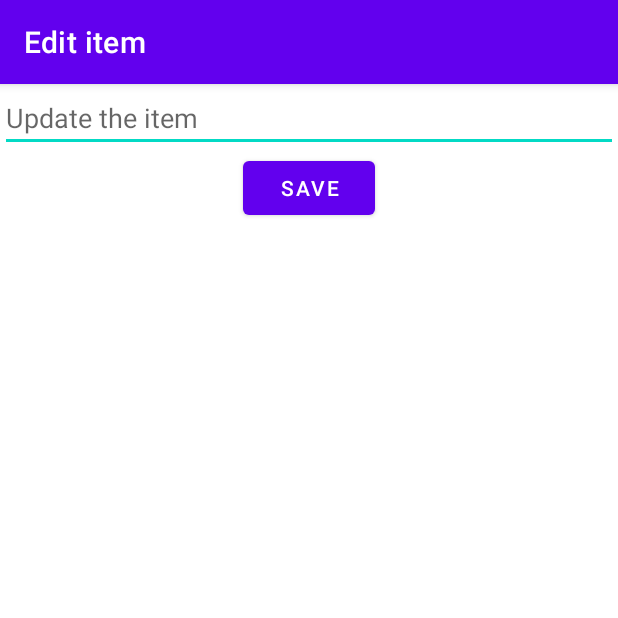
After one commit to pablo-blancoc/ToDoApp, an Android app: the EditActivity screen opened directly, with no data from a screen before it, on a phone screen of 412 x 824 dp, the top half of it. The commit adds this screen. Run offline under Robolectric (Android 15) with nearby library versions, the phone set to English and light mode, and no system bars.

Commit message:
Added edit option
In order to add an edit option a new activity was created and Intents where used to pass data from one activity to another.

```diff
--- a/app/src/main/AndroidManifest.xml
+++ b/app/src/main/AndroidManifest.xml
@@ -9,6 +9,7 @@
         android:roundIcon="@mipmap/ic_launcher_round"
         android:supportsRtl="true"
         android:theme="@style/Theme.ToDoApp">
+        <activity android:name=".EditActivity"></activity>
         <activity android:name=".MainActivity">
             <intent-filter>
                 <action android:name="android.intent.action.MAIN" />
--- /dev/null
+++ b/app/src/main/java/com/example/todoapp/EditActivity.java
@@ -0,0 +1,52 @@
+package com.example.todoapp;
+
+import androidx.appcompat.app.AppCompatActivity;
+
+import android.content.Intent;
+import android.os.Bundle;
+import android.view.View;
+import android.widget.Button;
+import android.widget.EditText;
+
+public class EditActivity extends AppCompatActivity {
+
+    // Declare attributes
+    EditText editText;
+    Button saveButton;
+
+    @Override
+    protected void onCreate(Bundle savedInstanceState) {
+        super.onCreate(savedInstanceState);
+        setContentView(R.layout.activity_edit);
+
+        // Initialize attributes
+        this.editText = findViewById(R.id.editText);
+        this.saveButton = findViewById(R.id.saveButton);
+
+        // Set page name
+        getSupportActionBar().setTitle("Edit item");
+
+        // Set name of object to edit
+        editText.setText(getIntent().getStringExtra(MainActivity.KEY_ITEM_TEXT));
+
+        // Save button listener to return to MainActivity
+        saveButton.setOnClickListener(new View.OnClickListener() {
+            @Override
+            public void onClick(View v) {
+                // Create intent which will contain the new name
+                Intent intent = new Intent();
+
+                // Pass the data that is going to be returned
+                intent.putExtra(MainActivity.KEY_ITEM_TEXT, editText.getText().toString());
+                intent.putExtra(MainActivity.KEY_ITEM_POSITION, getIntent().getExtras().getInt(MainActivity.KEY_ITEM_POSITION));
+
+                // Set result of the intent using pre-defined result
+                setResult(RESULT_OK, intent);
+
+                // Close this screen and go back
+                finish();
+            }
+        });
+
+    }
+}
--- /dev/null
+++ b/app/src/main/res/layout/activity_edit.xml
@@ -0,0 +1,30 @@
+<?xml version="1.0" encoding="utf-8"?>
+<RelativeLayout
+    xmlns:android="http://schemas.android.com/apk/res/android"
+    xmlns:app="http://schemas.android.com/apk/res-auto"
+    xmlns:tools="http://schemas.android.com/tools"
+    android:layout_width="match_parent"
+    android:layout_height="match_parent"
+    tools:context=".EditActivity">
+
+    <EditText
+        android:id="@+id/editText"
+        android:layout_width="match_parent"
+        android:layout_height="wrap_content"
+        android:layout_alignParentStart="true"
+        android:layout_alignParentTop="true"
+        android:layout_marginStart="0dp"
+        android:layout_marginTop="0dp"
+        android:ems="10"
+        android:hint="Update the item"
+        android:inputType="textPersonName" />
+
+    <Button
+        android:id="@+id/saveButton"
+        android:layout_width="wrap_content"
+        android:layout_height="wrap_content"
+        android:layout_below="@+id/editText"
+        android:layout_centerHorizontal="true"
+        android:layout_marginTop="0dp"
+        android:text="Save" />
+</RelativeLayout>
```
Also changed, not shown: app/src/main/java/com/example/todoapp/ItemsAdapter.java (+17 -2 lines), app/src/main/java/com/example/todoapp/MainActivity.java (+53 -1 lines).
